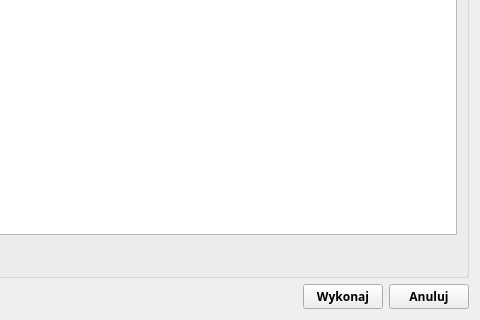
Qt form skrypty/ui/ui_konwertuj_shp.ui (Marcus-LAS-R/LASR) before a commit; both pictures show x 290 to 770 and y 312 to 632 of the 770 by 632 pixel window.
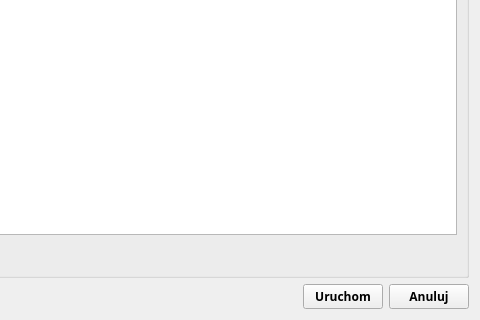
The same form after that commit.

The edit to the form file:
```diff
--- a/skrypty/ui/ui_konwertuj_shp.ui
+++ b/skrypty/ui/ui_konwertuj_shp.ui
@@ -235,7 +235,7 @@
      <item>
       <widget class="QPushButton" name="pushButton_ok">
        <property name="text">
-        <string>Wykonaj</string>
+        <string>Uruchom</string>
        </property>
       </widget>
      </item>
```
